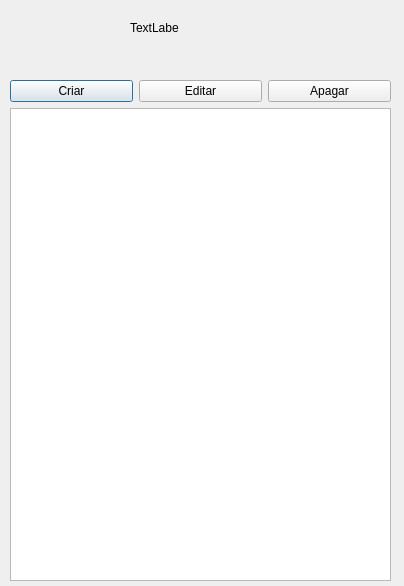
First picture: the form in pagina_inicial.ui, repository Buloque/To-Do, before the edit.
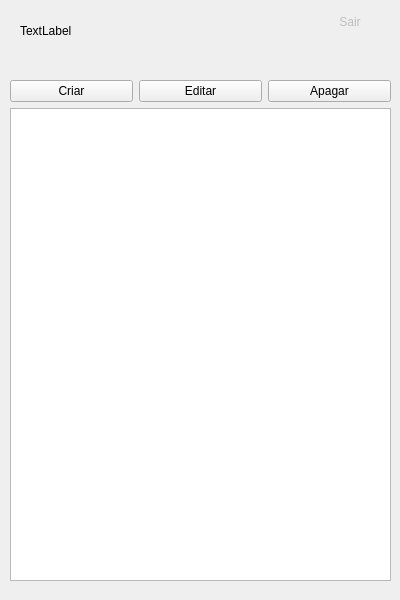
Second picture: the form after the edit. Icons and pictures are not drawn.

The edit to the form file:
```diff
--- a/pagina_inicial.ui
+++ b/pagina_inicial.ui
@@ -6,20 +6,32 @@
    <rect>
     <x>0</x>
     <y>0</y>
-    <width>404</width>
-    <height>586</height>
+    <width>400</width>
+    <height>600</height>
    </rect>
   </property>
+  <property name="minimumSize">
+   <size>
+    <width>400</width>
+    <height>600</height>
+   </size>
+  </property>
+  <property name="maximumSize">
+   <size>
+    <width>400</width>
+    <height>600</height>
+   </size>
+  </property>
   <property name="windowTitle">
    <string>Dialog</string>
   </property>
   <widget class="QLabel" name="lblTeste">
    <property name="geometry">
     <rect>
-     <x>130</x>
-     <y>20</y>
-     <width>49</width>
-     <height>16</height>
+     <x>20</x>
+     <y>10</y>
+     <width>141</width>
+     <height>41</height>
     </rect>
    </property>
    <property name="text">
@@ -66,6 +78,34 @@
     </item>
    </layout>
   </widget>
+  <widget class="QPushButton" name="pbSair">
+   <property name="enabled">
+    <bool>false</bool>
+   </property>
+   <property name="geometry">
+    <rect>
+     <x>310</x>
+     <y>10</y>
+     <width>80</width>
+     <height>24</height>
+    </rect>
+   </property>
+   <property name="text">
+    <string>Sair</string>
+   </property>
+   <property name="checkable">
+    <bool>true</bool>
+   </property>
+   <property name="autoDefault">
+    <bool>true</bool>
+   </property>
+   <property name="default">
+    <bool>true</bool>
+   </property>
+   <property name="flat">
+    <bool>true</bool>
+   </property>
+  </widget>
  </widget>
  <resources/>
  <connections/>
```
Left out of the diff: 13 changed lines with no effect on the pictures.
